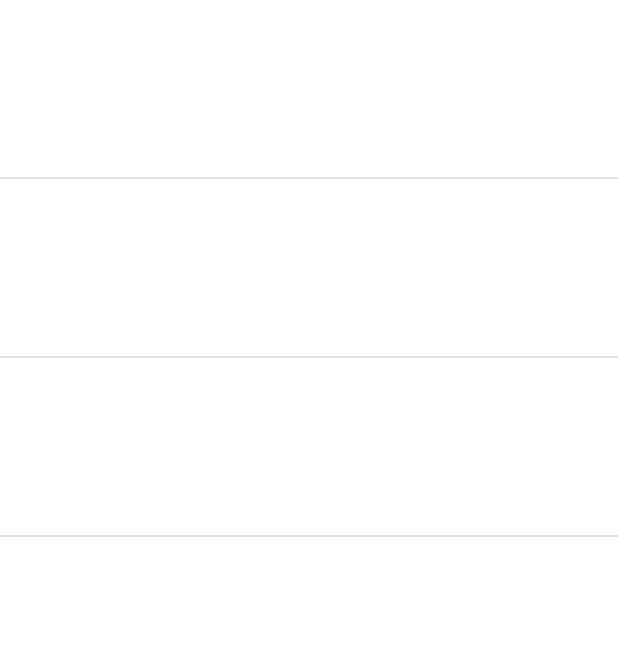
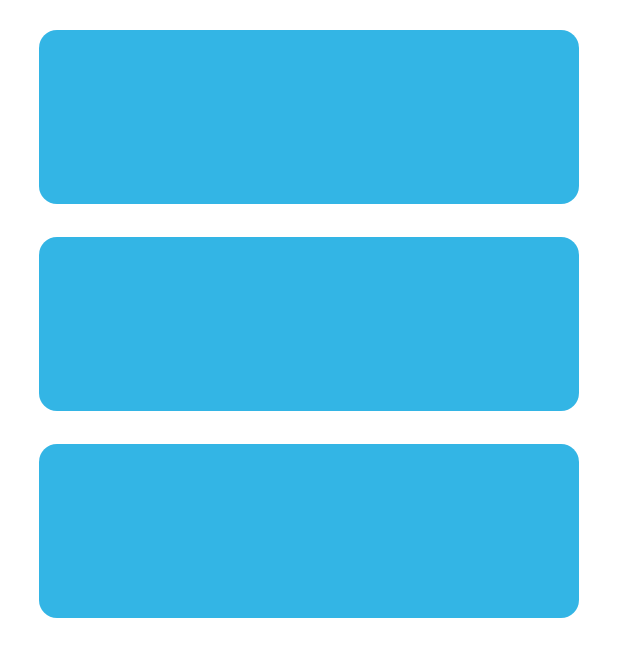
Before and after one commit to sathwikkannam/schedule_app, an Android app: the layout activity_main.xml on its own in the app's theme, with its tools: preview values and no code run, on a phone screen of 412 x 824 dp. Shown: the top 657 px of the screen. Run offline under Robolectric (Android 15) with nearby library versions, the phone set to English and light mode, and no system bars.

Commit message:
new UI, and new Layout

```diff
--- /dev/null
+++ b/app/src/main/res/drawable/rectangle.xml
@@ -0,0 +1,8 @@
+<shape xmlns:android="http://schemas.android.com/apk/res/android"
+    android:shape="rectangle">
+
+    <solid android:color="@android:color/holo_blue_light" />
+
+    <corners android:radius="12dp" />
+
+</shape>
--- a/app/src/main/res/layout/activity_main.xml
+++ b/app/src/main/res/layout/activity_main.xml
@@ -12,7 +12,10 @@
         android:layout_height="match_parent"
         tools:layout_editor_absoluteX="-31dp"
         tools:layout_editor_absoluteY="-304dp"
-        tools:listitem="@layout/object_list" />
+        tools:listitem="@layout/object_list"
+        android:divider="@null"
+        android:dividerHeight="0dp"
+        />
 
 
 </androidx.constraintlayout.widget.ConstraintLayout>
--- a/app/src/main/res/layout/object_list.xml
+++ b/app/src/main/res/layout/object_list.xml
@@ -1,14 +1,23 @@
 <?xml version="1.0" encoding="utf-8"?>
 <RelativeLayout xmlns:android="http://schemas.android.com/apk/res/android"
-    xmlns:tools="http://schemas.android.com/tools"
     android:layout_width="match_parent"
     android:layout_height="match_parent">
+
+    <ImageView
+        android:layout_width="360dp"
+        android:layout_height="116dp"
+        android:layout_centerHorizontal="true"
+        android:layout_marginStart="20dp"
+        android:layout_marginTop="20dp"
+        android:src="@drawable/rectangle">
+
+    </ImageView>
 
     <TextView
         android:layout_width="wrap_content"
         android:layout_height="wrap_content"
-        android:layout_marginStart="10dp"
-        android:layout_marginTop="10dp"
+        android:layout_marginStart="30dp"
+        android:layout_marginTop="30dp"
         android:id="@+id/Date" />
 
 
@@ -17,7 +26,7 @@
         android:layout_width="wrap_content"
         android:layout_height="wrap_content"
         android:layout_toEndOf="@+id/Date"
-        android:layout_marginTop="10dp"
+        android:layout_marginTop="30dp"
         android:layout_marginStart="10dp" />
 
     <TextView
@@ -25,23 +34,22 @@
         android:layout_height="wrap_content"
         android:id="@+id/Room"
         android:layout_below="@+id/Date"
-        android:layout_marginStart="10dp"/>
+        android:layout_marginStart="30dp" />
 
     <TextView
         android:id="@+id/Duration"
         android:layout_width="wrap_content"
         android:layout_height="wrap_content"
         android:layout_alignParentEnd="true"
-        android:layout_marginEnd="10dp"
-        android:layout_marginTop="10dp"
-        tools:ignore="RelativeOverlap" />
+        android:layout_marginEnd="30dp"
+        android:layout_marginTop="30dp"/>
 
     <TextView
         android:layout_width="wrap_content"
         android:layout_height="wrap_content"
         android:id="@+id/Course"
         android:layout_below="@id/Date"
-        android:layout_marginStart="10dp"
+        android:layout_marginStart="30dp"
         android:layout_marginTop="20dp" />
 
     <TextView
@@ -49,7 +57,7 @@
         android:layout_height="wrap_content"
         android:id="@+id/Teacher"
         android:layout_below="@id/Course"
-        android:layout_marginStart="10dp"
+        android:layout_marginStart="30dp"
         android:layout_marginTop="5dp" />
 
     <TextView
@@ -62,5 +70,4 @@
         android:layout_centerInParent="true" />
 
 
-
 </RelativeLayout>
--- a/app/src/main/res/values/strings.xml
+++ b/app/src/main/res/values/strings.xml
@@ -1,3 +1,6 @@
 <resources>
     <string name="app_name">HKR Schedule</string>
+    <string name="enter">Enter</string>
+    <string name="enter_a_https_schema_hkr_se">Enter a https://schema.hkr.se...</string>
+    <string name="enter_a_website">Enter a website</string>
 </resources>
```
Also changed, not shown: app/src/main/java/com/example/schedule_app/MainActivity.java (+27 -6 lines), app/src/main/java/com/example/schedule_app/ScheduleAdapter.java (+12 -2 lines), app/src/main/java/com/example/schedule_app/Translation.java (added, +32 -0 lines), app/src/main/res/drawable/corner.xml (added, +15 -0 lines), app/src/main/res/layout/enter_website.xml (added, +42 -0 lines).
